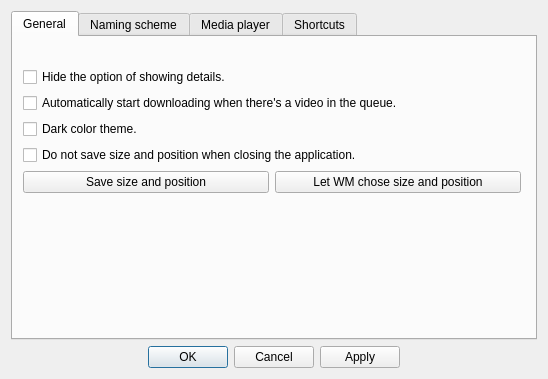
The window that settingswindow.ui (doublejim/QYoutubeDownloader) describes before a commit, drawn with Qt 5.
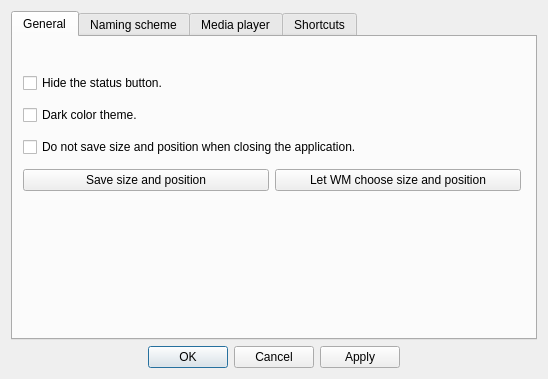
The same window after the commit.

Commit message: Introducing: The options area. Often changed settings now have their place.

What changed in the file:
```diff
--- a/settingswindow.ui
+++ b/settingswindow.ui
@@ -36,14 +36,7 @@
         <item>
          <widget class="QCheckBox" name="checkAlwaysHideDetails">
           <property name="text">
-           <string>Hide the option of showing details.</string>
-          </property>
-         </widget>
-        </item>
-        <item>
-         <widget class="QCheckBox" name="checkAutoDownload">
-          <property name="text">
-           <string>Automatically start downloading when there's a video in the queue.</string>
+           <string>Hide the status button.</string>
           </property>
          </widget>
         </item>
@@ -73,7 +66,7 @@
           <item>
            <widget class="QPushButton" name="btnResetSizeAndPosition">
             <property name="text">
-             <string>Let WM chose size and position</string>
+             <string>Let WM choose size and position</string>
             </property>
            </widget>
           </item>
```
Left out of the diff: 2 changed lines with no effect on the pictures. The commit also changes 6 other files.
